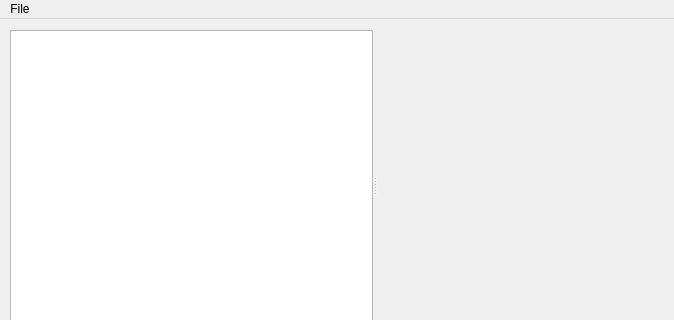
The window that pmbrowserwindow.ui (ChrisHal/PMbrowser) describes before a commit, drawn with Qt 5; both pictures show x 0 to 674 and y 0 to 320 of the 674 by 680 pixel window.
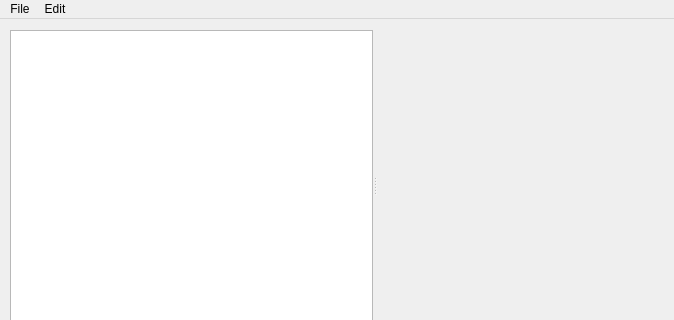
The same window after the commit. Custom widgets are drawn as their Qt base class.

Commit message: Eddit menu item to clear textEdit, since sometimes it gets too crowded.

What changed in the file:
```diff
--- a/pmbrowserwindow.ui
+++ b/pmbrowserwindow.ui
@@ -129,7 +129,14 @@
     <addaction name="actionOpen"/>
     <addaction name="actionClose"/>
    </widget>
+   <widget class="QMenu" name="menuEdit">
+    <property name="title">
+     <string>Edit</string>
+    </property>
+    <addaction name="actionClear_Text"/>
+   </widget>
    <addaction name="menuFile"/>
+   <addaction name="menuEdit"/>
   </widget>
   <widget class="QStatusBar" name="statusbar"/>
   <action name="actionOpen">
```
Left out of the diff: 5 changed lines with no effect on the pictures. The commit also changes 2 other files.
